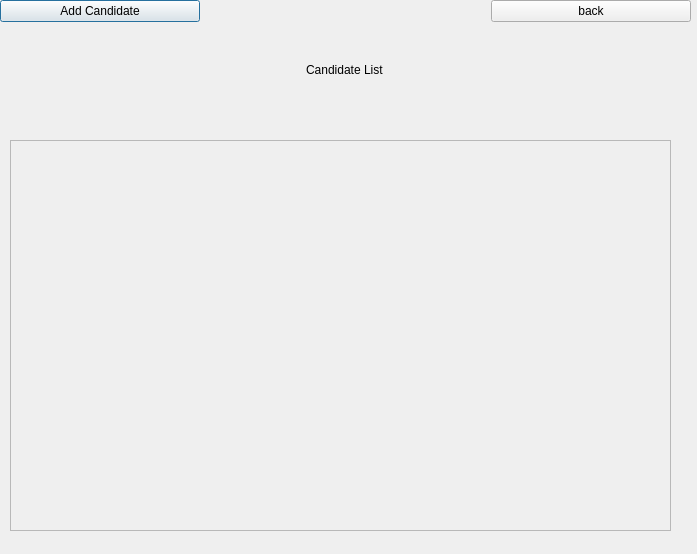
Qt form E-voting-system/Experiment/candidate_screen.ui (Kashan-Baig/E-VOTING) before a commit.
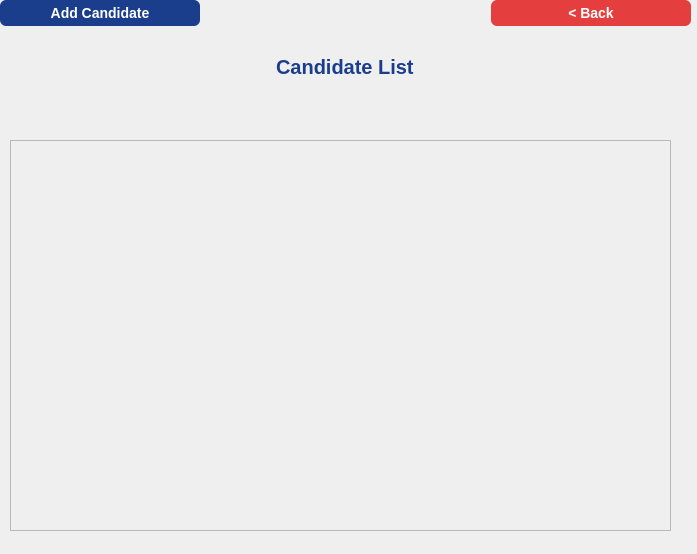
The same form after that commit.

The edit to the form file:
```diff
--- a/E-voting-system/Experiment/candidate_screen.ui
+++ b/E-voting-system/Experiment/candidate_screen.ui
@@ -37,6 +37,16 @@
         <height>16777215</height>
        </size>
       </property>
+      <property name="styleSheet">
+       <string notr="true">background-color: rgb(26, 62, 140);
+    color: white;
+    border: none;
+    border-radius: 6px;
+    font-size: 14px;
+    font-weight: 600;
+    padding:5px;
+   </string>
+      </property>
       <property name="text">
        <string>Add Candidate</string>
       </property>
@@ -44,6 +54,12 @@
     </item>
     <item row="1" column="0" colspan="3" alignment="Qt::AlignmentFlag::AlignHCenter">
      <widget class="QLabel" name="label">
+      <property name="styleSheet">
+       <string notr="true"> font-size: 20px;
+    font-weight: bold;
+    color: #1a3e8c;
+    margin-bottom: 10px;</string>
+      </property>
       <property name="text">
        <string>Candidate List</string>
       </property>
@@ -63,8 +79,18 @@
         <height>16777215</height>
        </size>
       </property>
+      <property name="styleSheet">
+       <string notr="true">background-color: rgb(229, 62, 62);
+    color: white;
+    border: none;
+    border-radius: 6px;
+    font-size: 14px;
+    font-weight: 600;
+    padding:5px;
+   </string>
+      </property>
       <property name="text">
-       <string>back</string>
+       <string>&lt; Back</string>
       </property>
      </widget>
     </item>
```
